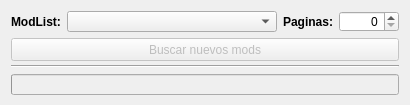
The window that pyqt_windows/searching_dialog.ui (MelonRodante/ModList) describes before a commit, drawn with Qt 5.
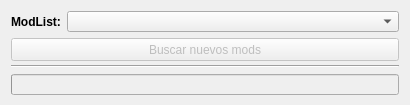
The same window after the commit. Icons and pictures are not drawn.

Patch:
```diff
--- a/pyqt_windows/searching_dialog.ui
+++ b/pyqt_windows/searching_dialog.ui
@@ -64,56 +64,6 @@
        </property>
       </widget>
      </item>
-     <item>
-      <widget class="QLabel" name="lblPages">
-       <property name="minimumSize">
-        <size>
-         <width>50</width>
-         <height>0</height>
-        </size>
-       </property>
-       <property name="maximumSize">
-        <size>
-         <width>50</width>
-         <height>16777215</height>
-        </size>
-       </property>
-       <property name="font">
-        <font>
-         <weight>75</weight>
-         <bold>true</bold>
-        </font>
-       </property>
-       <property name="text">
-        <string>Paginas:</string>
-       </property>
-      </widget>
-     </item>
-     <item>
-      <widget class="QSpinBox" name="spinPages">
-       <property name="enabled">
-        <bool>true</bool>
-       </property>
-       <property name="minimumSize">
-        <size>
-         <width>60</width>
-         <height>0</height>
-        </size>
-       </property>
-       <property name="maximumSize">
-        <size>
-         <width>60</width>
-         <height>16777215</height>
-        </size>
-       </property>
-       <property name="layoutDirection">
-        <enum>Qt::LeftToRight</enum>
-       </property>
-       <property name="alignment">
-        <set>Qt::AlignRight|Qt::AlignTrailing|Qt::AlignVCenter</set>
-       </property>
-      </widget>
-     </item>
     </layout>
    </item>
    <item>
```
